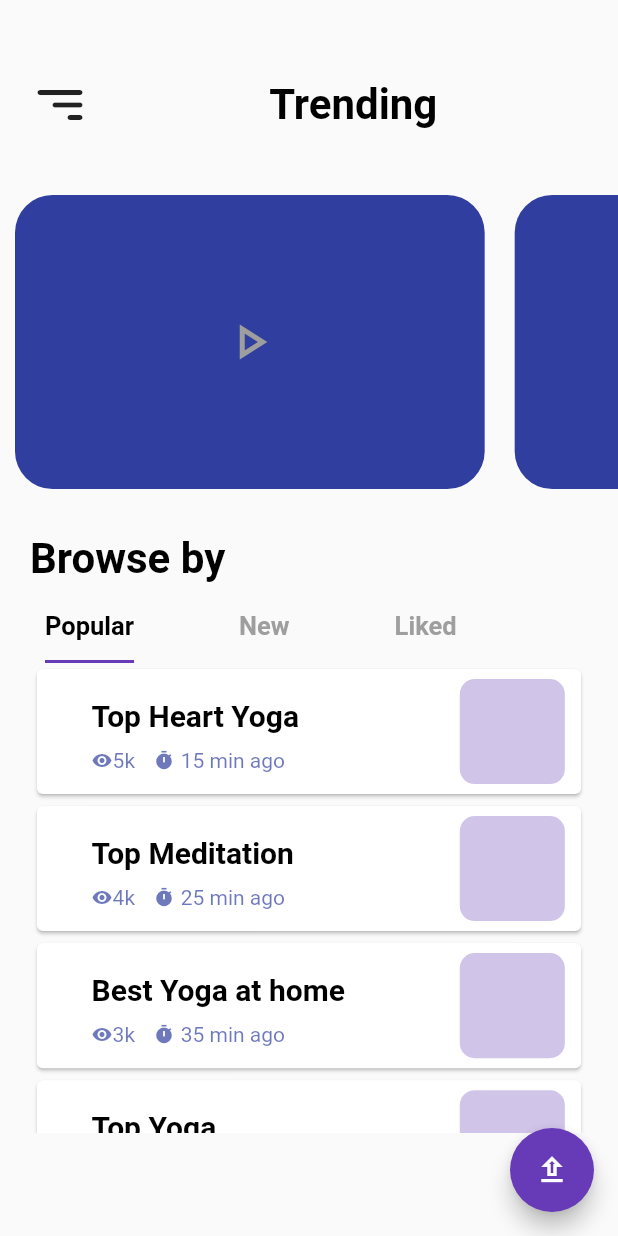
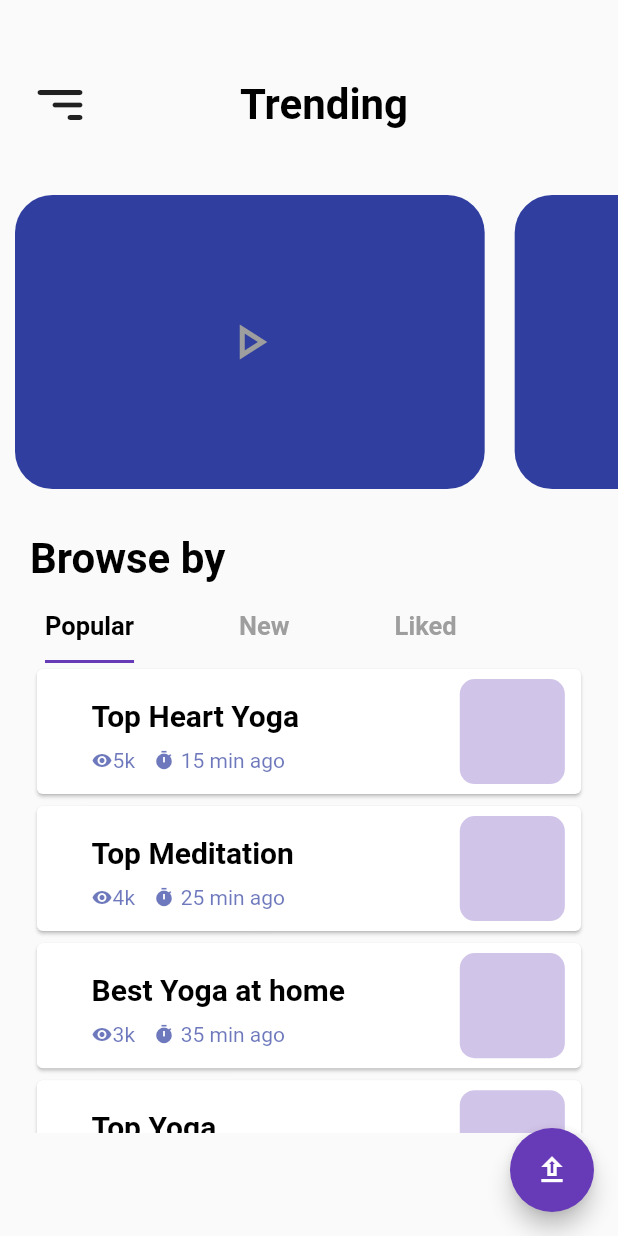
Before and after one commit to ErR0rpj/anand_yogalaya, a Flutter app: the TrendingPageScreen screen opened directly, on a phone screen of 412 x 824 dp. Run offline on Flutter 3.47's test engine with Material 2 defaults, Android fonts, the phone set to English and light mode, and no system bars; our stand-ins replace cloud_firestore, firebase_auth, firebase_core, get, google_fonts, google_sign_in and 1 more; accounts and stored records are empty; statements that could not run were skipped.

Commit message:
Trending screen done

```diff
--- a/lib/screens/bottomNavigationScreens/homeScreen.dart
+++ b/lib/screens/bottomNavigationScreens/homeScreen.dart
@@ -18,7 +18,7 @@ class HomepageScreen extends StatefulWidget{
 class HomepageScreenState extends State<HomepageScreen> {
   List pages=[
     DashBoardScreen(),
-    WorkoutDetails(),
+    TrendingPageScreen(),
     Subcategory(),
   ];
   int currentIndex=0;
--- a/lib/screens/bottomNavigationScreens/trendingScreen.dart
+++ b/lib/screens/bottomNavigationScreens/trendingScreen.dart
@@ -44,7 +44,7 @@ class TrendingPageScreenState extends State<TrendingPageScreen> with TickerProvi
                   style: const TextStyle(
                       color: DASHBOARD_TEXT_COLOR, fontWeight: DASHBOARD_WEIGHT, fontSize: DASHBOARD_SIZE),
                 ),
-               SizedBox(width: 01,),
+               SizedBox(width: 40,),
               ],
             ),
           ),
--- a/lib/screens/custom_app_bar.dart
+++ b/lib/screens/custom_app_bar.dart
@@ -26,7 +26,7 @@ class CustomAppBar extends StatelessWidget {
                   size: HAMBURGER_ICON_SIZE,
                 ),
               ),
-              SizedBox(width: 100,),
+              SizedBox(width: 80,),
               const Text(
                 'Dashboard',
                 style: const TextStyle(
--- a/lib/screens/login_screen.dart
+++ b/lib/screens/login_screen.dart
@@ -4,6 +4,8 @@ import 'package:anand_yogalaya/utils/const.dart';
 import 'package:flutter/material.dart';
 import 'package:google_fonts/google_fonts.dart';
 import 'package:lottie/lottie.dart';
+
+import 'bottomNavigationScreens/trendingScreen.dart';
 
 class LoginScreen extends StatefulWidget {
   const LoginScreen({Key? key}) : super(key: key);
@@ -98,7 +100,7 @@ class _LoginScreenState extends State<LoginScreen> {
           ],
         ),
         onPressed: () => {
-          Navigator.push(context, MaterialPageRoute(builder: (context) =>  HomepageScreen()),),
+          Navigator.push(context, MaterialPageRoute(builder: (context) =>  TrendingPageScreen()),),
         },
         shape: RoundedRectangleBorder(
           borderRadius: BorderRadius.circular(14.0),
--- a/lib/screens/subcategoryScreen/subcategorylist.dart
+++ b/lib/screens/subcategoryScreen/subcategorylist.dart
@@ -1,6 +1,5 @@
 
 import 'package:anand_yogalaya/screens/TopWorkoutScreens/topWorkoutData.dart';
-import 'package:anand_yogalaya/screens/TopWorkoutScreens/workout.dart';
 import 'package:anand_yogalaya/screens/subcategoryScreen/subcategoryData.dart';
 import 'package:anand_yogalaya/screens/subcategoryScreen/subcategoryWorkout.dart';
 import 'package:anand_yogalaya/utils/const.dart';
@@ -110,7 +109,7 @@ class SubcategoryWorkouts extends StatelessWidget {
           Expanded(
               child: ListView.builder(
                 physics: BouncingScrollPhysics(),
-                itemCount: workouts.length,
+                itemCount: exercises.length,
                 itemBuilder: (context, index) {
                   return _buildCourses(context, index);
                 },
```
Also changed, not shown: lib/screens/TopWorkoutScreens/topWorkout.dart (+3 -5 lines), pubspec.lock.
